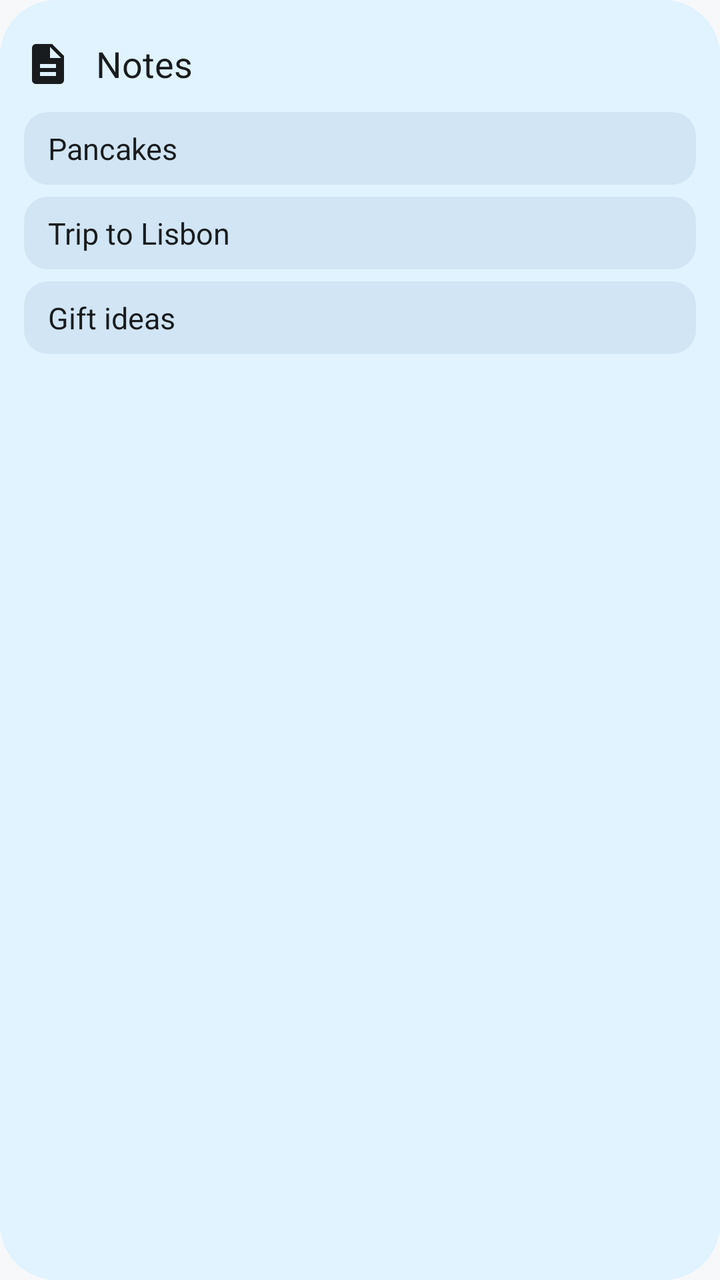
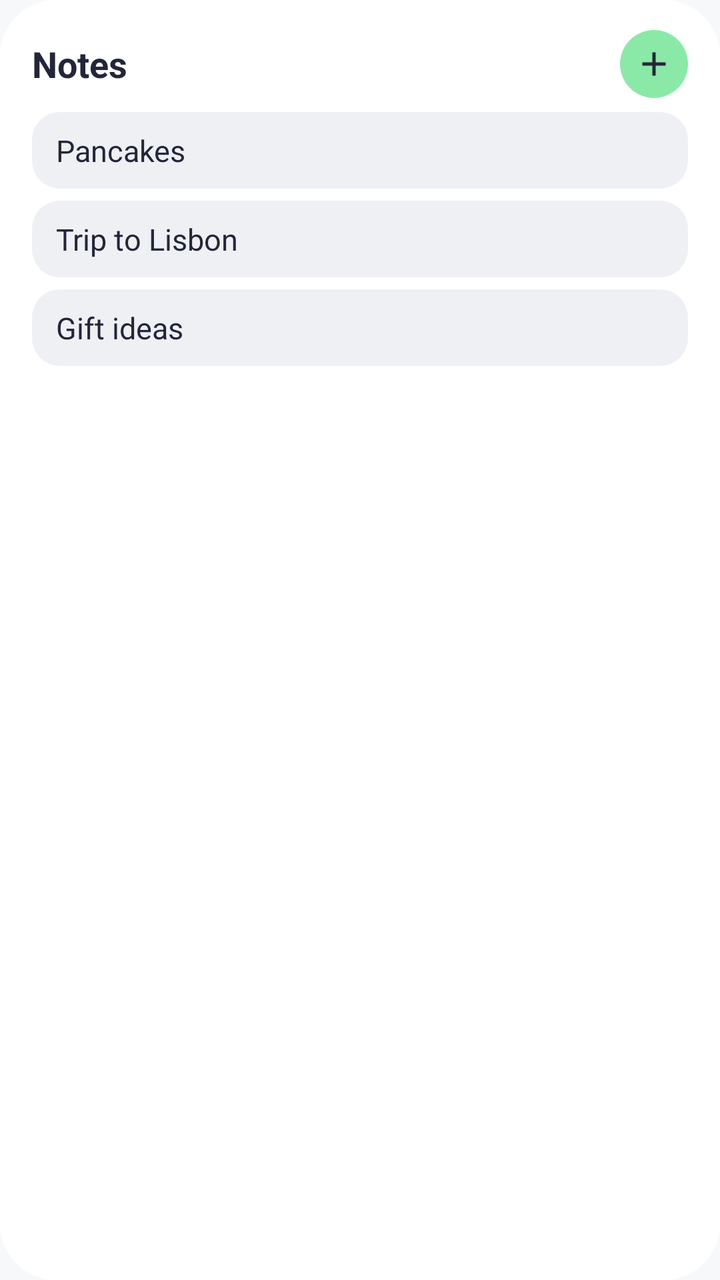

An Android layout rendered at two revisions. The XML below is the earlier revision; the diff shows what the commit changed to produce the second picture.
<!-- AndroidManifest.xml: application theme Theme.Not -->
<!-- res/layout/widget_notes_preview.xml -->
<?xml version="1.0" encoding="utf-8"?>
<LinearLayout xmlns:android="http://schemas.android.com/apk/res/android"
    android:layout_width="match_parent"
    android:layout_height="match_parent"
    android:background="@drawable/widget_preview_background"
    android:orientation="vertical"
    android:paddingHorizontal="12dp"
    android:paddingVertical="8dp">

    <LinearLayout
        android:layout_width="match_parent"
        android:layout_height="48dp"
        android:gravity="center_vertical"
        android:orientation="horizontal">

        <ImageView
            android:layout_width="24dp"
            android:layout_height="24dp"
            android:importantForAccessibility="no"
            android:src="@drawable/ic_note"
            android:tint="@color/widget_preview_content" />

        <TextView
            android:layout_width="0dp"
            android:layout_height="wrap_content"
            android:layout_marginStart="12dp"
            android:layout_weight="1"
            android:text="@string/widget_notes"
            android:textColor="@color/widget_preview_content"
            android:textSize="18sp" />
    </LinearLayout>

    <TextView
        android:layout_width="match_parent"
        android:layout_height="wrap_content"
        android:layout_marginBottom="6dp"
        android:background="@drawable/widget_preview_card"
        android:paddingHorizontal="12dp"
        android:paddingVertical="8dp"
        android:text="@string/widget_preview_note_1"
        android:textColor="@color/widget_preview_content"
        android:textSize="15sp" />

    <TextView
        android:layout_width="match_parent"
        android:layout_height="wrap_content"
        android:layout_marginBottom="6dp"
        android:background="@drawable/widget_preview_card"
        android:paddingHorizontal="12dp"
        android:paddingVertical="8dp"
        android:text="@string/widget_preview_note_2"
        android:textColor="@color/widget_preview_content"
        android:textSize="15sp" />

    <TextView
        android:layout_width="match_parent"
        android:layout_height="wrap_content"
        android:layout_marginBottom="6dp"
        android:background="@drawable/widget_preview_card"
        android:paddingHorizontal="12dp"
        android:paddingVertical="8dp"
        android:text="@string/widget_preview_note_3"
        android:textColor="@color/widget_preview_content"
        android:textSize="15sp" />
</LinearLayout>
<!-- resources referenced by this layout -->
<resources>
  <color name="widget_preview_content">#FF1B1B21</color>
  <!-- drawable ic_note (drawable) -->
  <vector xmlns:android="http://schemas.android.com/apk/res/android"
      android:width="24dp"
      android:height="24dp"
      android:viewportWidth="24"
      android:viewportHeight="24">
      <path
          android:fillColor="#FF000000"
          android:pathData="M14,2H6c-1.1,0 -1.99,0.9 -1.99,2L4,20c0,1.1 0.89,2 1.99,2H18c1.1,0 2,-0.9 2,-2V8l-6,-6zM16,18H8v-2h8v2zM16,14H8v-2h8v2zM13,9V3.5L18.5,9H13z" />
  </vector>
  <!-- drawable widget_preview_background (drawable) -->
  <?xml version="1.0" encoding="utf-8"?>
  <shape xmlns:android="http://schemas.android.com/apk/res/android">
      <solid android:color="@color/widget_preview_background" />
      <corners android:radius="@dimen/widget_radius" />
  </shape>
  <!-- drawable widget_preview_card (drawable) -->
  <?xml version="1.0" encoding="utf-8"?>
  <shape xmlns:android="http://schemas.android.com/apk/res/android">
      <solid android:color="@color/widget_preview_card" />
      <corners android:radius="12dp" />
  </shape>
  <string name="widget_notes">Notes</string>
  <string name="widget_preview_note_1">Pancakes</string>
  <string name="widget_preview_note_2">Trip to Lisbon</string>
  <string name="widget_preview_note_3">Gift ideas</string>
  <style name="Theme.Not" parent="android:Theme.Material.Light.NoActionBar">
          <item name="android:windowBackground">@color/app_background</item>
      </style>
  <color name="widget_preview_background">#FFEEF0FF</color>
  <dimen name="widget_radius">16dp</dimen>
  <color name="widget_preview_card">#FFDDE1F9</color>
  <color name="app_background">#FFF7F8FA</color>
</resources>

<!-- the commit's change to res/layout/widget_notes_preview.xml (unified diff, before → after) -->
@@ -4,7 +4,7 @@
     android:layout_height="match_parent"
     android:background="@drawable/widget_preview_background"
     android:orientation="vertical"
-    android:paddingHorizontal="12dp"
+    android:paddingHorizontal="16dp"
     android:paddingVertical="8dp">
 
     <LinearLayout
@@ -13,21 +13,27 @@
         android:gravity="center_vertical"
         android:orientation="horizontal">
 
-        <ImageView
-            android:layout_width="24dp"
-            android:layout_height="24dp"
-            android:importantForAccessibility="no"
-            android:src="@drawable/ic_note"
-            android:tint="@color/widget_preview_content" />
-
         <TextView
-            android:layout_width="0dp"
+            android:layout_width="wrap_content"
             android:layout_height="wrap_content"
-            android:layout_marginStart="12dp"
-            android:layout_weight="1"
             android:text="@string/widget_notes"
             android:textColor="@color/widget_preview_content"
-            android:textSize="18sp" />
+            android:textSize="18sp"
+            android:textStyle="bold" />
+
+        <View
+            android:layout_width="0dp"
+            android:layout_height="0dp"
+            android:layout_weight="1" />
+
+        <ImageView
+            android:layout_width="34dp"
+            android:layout_height="34dp"
+            android:background="@drawable/widget_preview_add"
+            android:importantForAccessibility="no"
+            android:padding="7dp"
+            android:src="@drawable/ic_add"
+            android:tint="@color/widget_preview_on_accent" />
     </LinearLayout>
 
     <TextView
@@ -36,7 +42,7 @@
         android:layout_marginBottom="6dp"
         android:background="@drawable/widget_preview_card"
         android:paddingHorizontal="12dp"
-        android:paddingVertical="8dp"
+        android:paddingVertical="9dp"
         android:text="@string/widget_preview_note_1"
         android:textColor="@color/widget_preview_content"
         android:textSize="15sp" />
@@ -47,7 +53,7 @@
         android:layout_marginBottom="6dp"
         android:background="@drawable/widget_preview_card"
         android:paddingHorizontal="12dp"
-        android:paddingVertical="8dp"
+        android:paddingVertical="9dp"
         android:text="@string/widget_preview_note_2"
         android:textColor="@color/widget_preview_content"
         android:textSize="15sp" />
@@ -58,7 +64,7 @@
         android:layout_marginBottom="6dp"
         android:background="@drawable/widget_preview_card"
         android:paddingHorizontal="12dp"
-        android:paddingVertical="8dp"
+        android:paddingVertical="9dp"
         android:text="@string/widget_preview_note_3"
         android:textColor="@color/widget_preview_content"
         android:textSize="15sp" />
<!-- resource entries referenced after the edit -->
@@ -1,7 +1,8 @@
 <!-- resources referenced by this layout -->
 <resources>
-  <color name="widget_preview_content">#FF1B1B21</color>
-  <!-- drawable ic_note (drawable) -->
+  <color name="widget_preview_content">#FF23263A</color>
+  <color name="widget_preview_on_accent">#FF23263A</color>
+  <!-- drawable ic_add (drawable) -->
   <vector xmlns:android="http://schemas.android.com/apk/res/android"
       android:width="24dp"
       android:height="24dp"
@@ -9,8 +10,13 @@
       android:viewportHeight="24">
       <path
           android:fillColor="#FF000000"
-          android:pathData="M14,2H6c-1.1,0 -1.99,0.9 -1.99,2L4,20c0,1.1 0.89,2 1.99,2H18c1.1,0 2,-0.9 2,-2V8l-6,-6zM16,18H8v-2h8v2zM16,14H8v-2h8v2zM13,9V3.5L18.5,9H13z" />
+          android:pathData="M19,13h-6v6h-2v-6H5v-2h6V5h2v6h6v2z" />
   </vector>
+  <!-- drawable widget_preview_add (drawable) -->
+  <?xml version="1.0" encoding="utf-8"?>
+  <shape xmlns:android="http://schemas.android.com/apk/res/android" android:shape="oval">
+      <solid android:color="@color/widget_preview_accent" />
+  </shape>
   <!-- drawable widget_preview_background (drawable) -->
   <?xml version="1.0" encoding="utf-8"?>
   <shape xmlns:android="http://schemas.android.com/apk/res/android">
@@ -21,7 +27,7 @@
   <?xml version="1.0" encoding="utf-8"?>
   <shape xmlns:android="http://schemas.android.com/apk/res/android">
       <solid android:color="@color/widget_preview_card" />
-      <corners android:radius="12dp" />
+      <corners android:radius="14dp" />
   </shape>
   <string name="widget_notes">Notes</string>
   <string name="widget_preview_note_1">Pancakes</string>
@@ -30,9 +36,10 @@
   <style name="Theme.Not" parent="android:Theme.Material.Light.NoActionBar">
           <item name="android:windowBackground">@color/app_background</item>
       </style>
-  <color name="widget_preview_background">#FFEEF0FF</color>
+  <color name="widget_preview_accent">#FF8BE9A8</color>
+  <color name="widget_preview_background">#FFFFFFFF</color>
   <dimen name="widget_radius">16dp</dimen>
-  <color name="widget_preview_card">#FFDDE1F9</color>
+  <color name="widget_preview_card">#FFEEF0F4</color>
   <color name="app_background">#FFF7F8FA</color>
 </resources>
 
